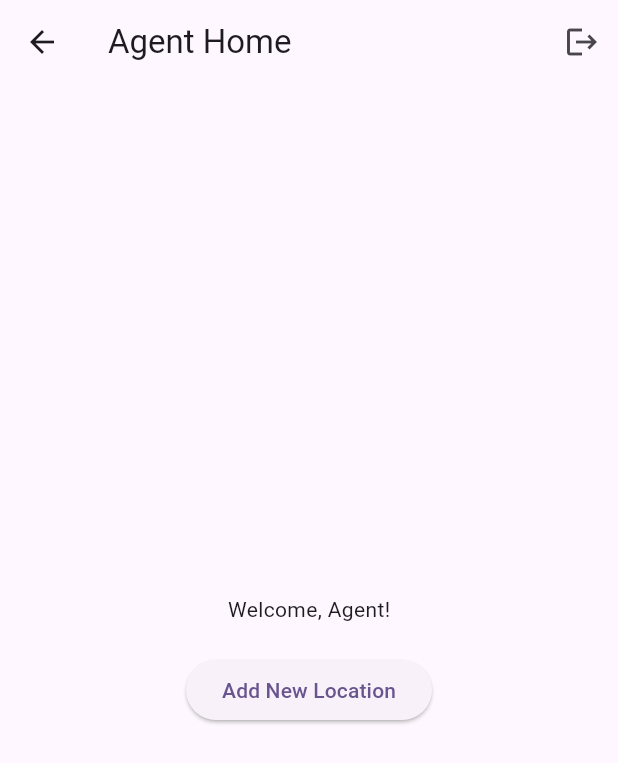
After one commit to kokodavid/Synq, a Flutter app: the AgentHomeScreen screen opened directly, after a tap on the "logout" icon, on a phone screen of 412 x 824 dp. The commit adds this screen. Shown: the top 763 px of the screen. Run offline on Flutter 3.47's test engine with Material 3 defaults, Android fonts, the phone set to English and light mode, and no system bars; our stand-ins replace flutter_dotenv, flutter_riverpod, go_router, supabase_flutter; accounts and stored records are empty.

Commit message:
screens setup

```diff
--- /dev/null
+++ b/lib/agents/screens/agent_homescreen.dart
@@ -0,0 +1,38 @@
+import 'package:flutter/material.dart';
+import 'package:flutter_riverpod/flutter_riverpod.dart';
+import 'package:synq/agents/services/auth_service.dart';
+
+class AgentHomeScreen extends ConsumerWidget {
+  const AgentHomeScreen({Key? key}) : super(key: key);
+
+  @override
+  Widget build(BuildContext context, WidgetRef ref) {
+    return Scaffold(
+      appBar: AppBar(
+        title: const Text('Agent Home'),
+        actions: [
+          IconButton(
+            icon: const Icon(Icons.logout),
+            onPressed: () async {
+              await ref.read(authServiceProvider).signOut();
+            },
+          ),
+        ],
+      ),
+      body: Center(
+        child: Column(
+          mainAxisAlignment: MainAxisAlignment.center,
+          children: [
+            const Text('Welcome, Agent!'),
+            const SizedBox(height: 20),
+            ElevatedButton(
+              onPressed: () {
+              },
+              child: const Text('Add New Location'),
+            ),
+          ],
+        ),
+      ),
+    );
+  }
+}
--- /dev/null
+++ b/lib/agents/services/auth_service.dart
@@ -0,0 +1,18 @@
+import 'package:flutter_riverpod/flutter_riverpod.dart';
+import 'package:supabase_flutter/supabase_flutter.dart';
+
+final authServiceProvider = Provider<AuthService>((ref)=> AuthService());
+
+class AuthService {
+  final _supabase = Supabase.instance.client;
+
+  bool get isLoggedIn => _supabase.auth.currentUser != null;
+
+  Future<void> signIn(String email, String password)async{
+    await _supabase.auth.signInWithPassword(email: email, password: password);
+  }
+
+  Future<void> signOut() async{
+    await _supabase.auth.signOut();
+  }
+}
```
Also changed, not shown: lib/agents/screens/login_screen.dart (added, +52 -0 lines), lib/main.dart (+12 -3 lines), lib/router.dart (added, +26 -0 lines), pubspec.yaml (+5 -2 lines), lib/users/screens/homepage.dart (renamed from lib/screens/homepage.dart), pubspec.lock, 6 other files.
